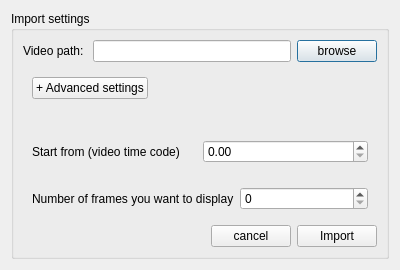
Before: the Qt Designer form source/initialdialog.ui in KirxSheppard/MSFplayer, drawn with Qt 5.
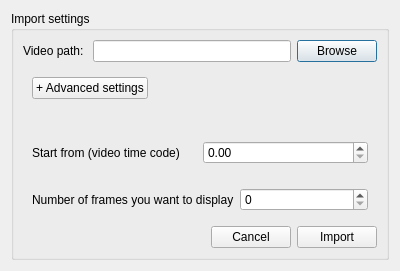
After: the same form once the commit is applied.

```diff
--- a/source/initialdialog.ui
+++ b/source/initialdialog.ui
@@ -7,7 +7,7 @@
     <x>0</x>
     <y>0</y>
     <width>400</width>
-    <height>270</height>
+    <height>271</height>
    </rect>
   </property>
   <property name="windowTitle">
@@ -35,7 +35,7 @@
         <item>
          <widget class="QPushButton" name="pushButton">
           <property name="text">
-           <string>browse</string>
+           <string>Browse</string>
           </property>
          </widget>
         </item>
@@ -130,7 +130,7 @@
         <item>
          <widget class="QPushButton" name="pushButton_cancel">
           <property name="text">
-           <string>cancel</string>
+           <string>Cancel</string>
           </property>
          </widget>
         </item>
```
